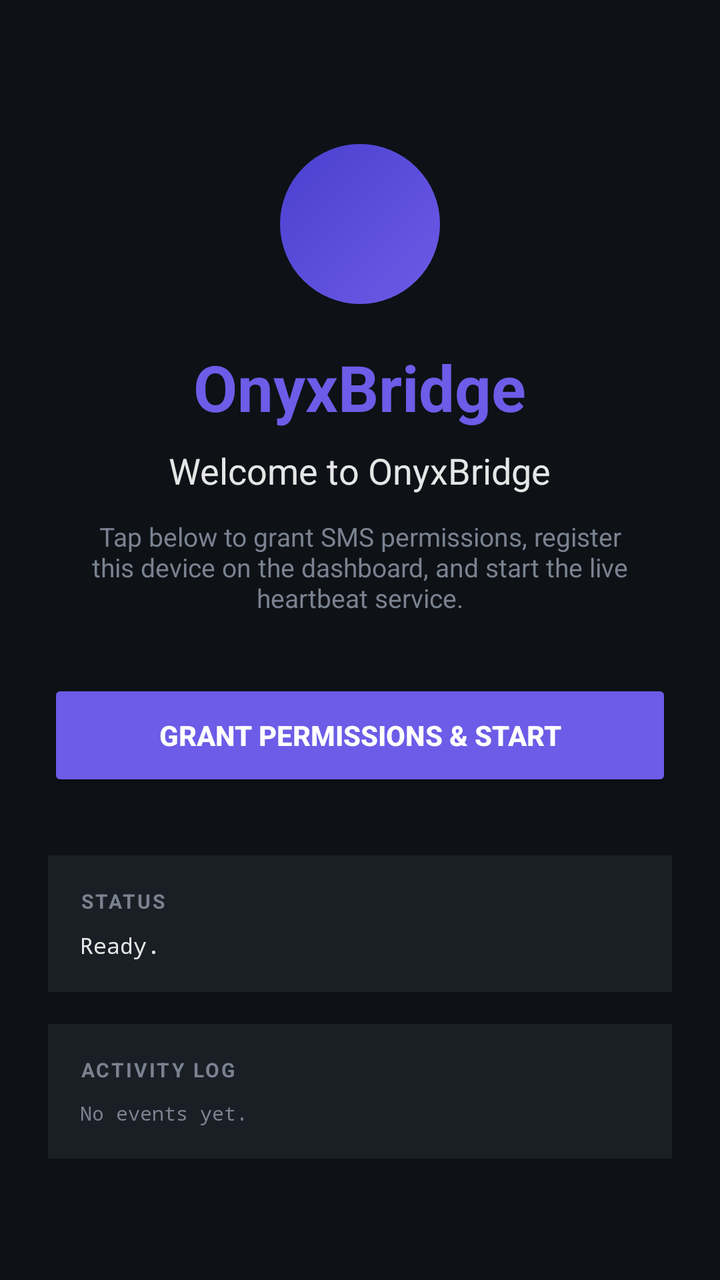
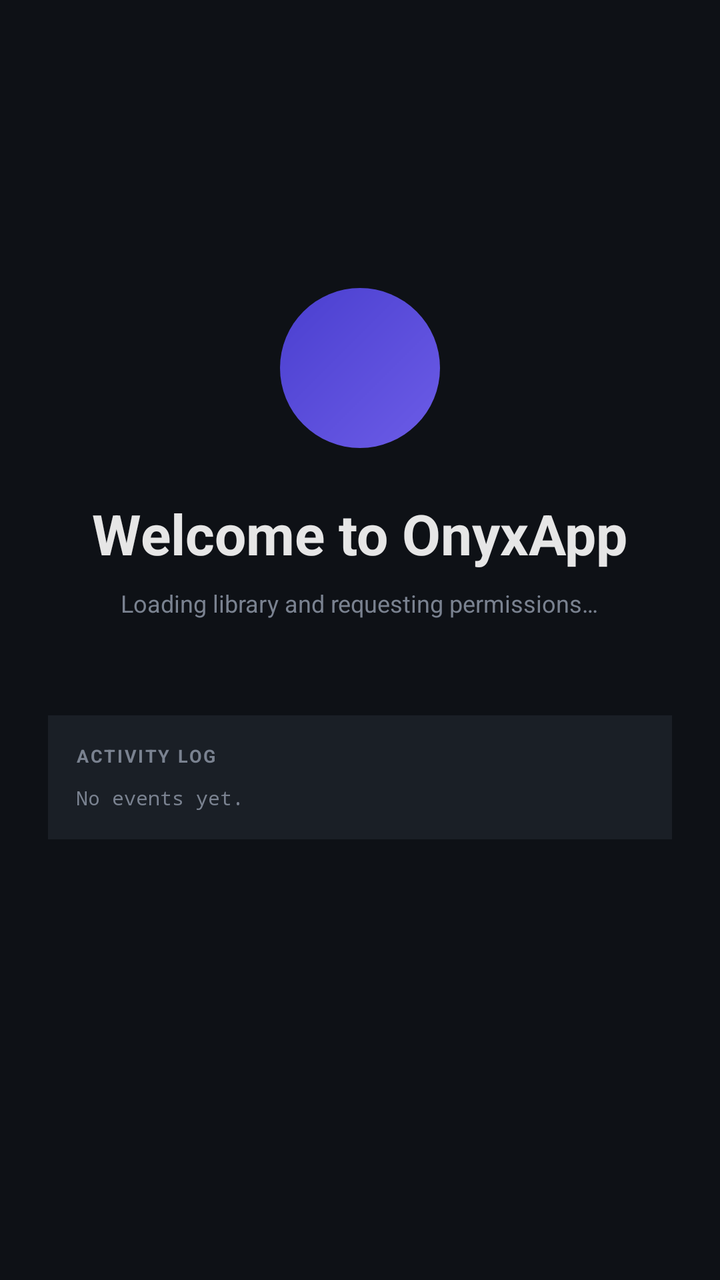

Before-and-after screenshots of an Android layout around one commit, followed by the original layout XML and the change that was made.
<!-- AndroidManifest.xml: application theme Theme.OnyxBridgeDemo -->
<!-- res/layout/activity_main.xml -->
<?xml version="1.0" encoding="utf-8"?>
<ScrollView xmlns:android="http://schemas.android.com/apk/res/android"
    android:layout_width="match_parent"
    android:layout_height="match_parent"
    android:fillViewport="true"
    android:background="@color/bg">

    <LinearLayout
        android:layout_width="match_parent"
        android:layout_height="wrap_content"
        android:orientation="vertical"
        android:padding="24dp"
        android:gravity="center_horizontal">

        
        <View
            android:layout_width="80dp"
            android:layout_height="80dp"
            android:layout_marginTop="48dp"
            android:background="@drawable/ic_logo"
            android:contentDescription="OnyxBridge logo" />

        <TextView
            android:layout_width="wrap_content"
            android:layout_height="wrap_content"
            android:text="OnyxBridge"
            android:textSize="32sp"
            android:textColor="@color/accent"
            android:textStyle="bold"
            android:layout_marginTop="20dp" />

        <TextView
            android:layout_width="wrap_content"
            android:layout_height="wrap_content"
            android:text="Welcome to OnyxBridge"
            android:textSize="18sp"
            android:textColor="@color/text"
            android:layout_marginTop="8dp" />

        <TextView
            android:layout_width="wrap_content"
            android:layout_height="wrap_content"
            android:text="Tap below to grant SMS permissions, register this device on the dashboard, and start the live heartbeat service."
            android:textSize="13sp"
            android:textColor="@color/text_dim"
            android:gravity="center"
            android:layout_marginTop="12dp"
            android:layout_marginBottom="32dp"
            android:paddingStart="20dp"
            android:paddingEnd="20dp" />

        
        <Button
            android:id="@+id/btn_start"
            android:layout_width="match_parent"
            android:layout_height="56dp"
            android:text="Grant permissions &amp; start"
            android:backgroundTint="@color/accent"
            android:textColor="@android:color/white"
            android:textStyle="bold"
            android:textSize="14sp"
            android:layout_marginBottom="32dp" />

        
        <LinearLayout
            android:layout_width="match_parent"
            android:layout_height="wrap_content"
            android:orientation="vertical"
            android:background="@color/card_bg"
            android:padding="16dp"
            android:layout_marginBottom="16dp">

            <TextView
                android:layout_width="wrap_content"
                android:layout_height="wrap_content"
                android:text="STATUS"
                android:textSize="10sp"
                android:textColor="@color/text_dim"
                android:textStyle="bold"
                android:letterSpacing="0.1" />

            <TextView
                android:id="@+id/tv_status"
                android:layout_width="match_parent"
                android:layout_height="wrap_content"
                android:layout_marginTop="8dp"
                android:fontFamily="monospace"
                android:textSize="11sp"
                android:textColor="@color/text"
                android:text="Ready." />
        </LinearLayout>

        
        <LinearLayout
            android:layout_width="match_parent"
            android:layout_height="wrap_content"
            android:orientation="vertical"
            android:background="@color/card_bg"
            android:padding="16dp"
            android:layout_marginBottom="16dp">

            <TextView
                android:layout_width="wrap_content"
                android:layout_height="wrap_content"
                android:text="ACTIVITY LOG"
                android:textSize="10sp"
                android:textColor="@color/text_dim"
                android:textStyle="bold"
                android:letterSpacing="0.1" />

            <TextView
                android:id="@+id/tv_log"
                android:layout_width="match_parent"
                android:layout_height="wrap_content"
                android:layout_marginTop="8dp"
                android:fontFamily="monospace"
                android:textSize="10sp"
                android:textColor="@color/text_dim"
                android:text="No events yet."
                android:maxLines="10"
                android:scrollbars="vertical" />
        </LinearLayout>

    </LinearLayout>
</ScrollView>
<!-- resources referenced by this layout -->
<resources>
  <color name="accent">#FF6C5CE7</color>
  <color name="bg">#FF0E1116</color>
  <color name="card_bg">#FF1A1F26</color>
  <color name="text">#FFE6E6E6</color>
  <color name="text_dim">#FF7A8290</color>
  <!-- drawable ic_logo (drawable) -->
  <?xml version="1.0" encoding="utf-8"?>
  <shape xmlns:android="http://schemas.android.com/apk/res/android"
      android:shape="oval">
      <gradient
          android:startColor="#FF6C5CE7"
          android:endColor="#FF4A3FCF"
          android:angle="135" />
      <size android:width="80dp" android:height="80dp" />
  </shape>
  <style name="Theme.OnyxBridgeDemo" parent="Theme.AppCompat.NoActionBar">
          <item name="android:colorBackground">@color/bg</item>
          <item name="android:statusBarColor">@color/bg</item>
          <item name="android:navigationBarColor">@color/bg</item>
          <item name="android:windowLightStatusBar">false</item>
          <item name="colorPrimary">@color/accent</item>
          <item name="colorPrimaryDark">@color/bg</item>
          <item name="colorAccent">@color/accent</item>
          <item name="android:windowBackground">@color/bg</item>
      </style>
</resources>

<!-- the commit's change to res/layout/activity_main.xml (unified diff, before → after) -->
@@ -16,50 +16,28 @@
         <View
             android:layout_width="80dp"
             android:layout_height="80dp"
-            android:layout_marginTop="48dp"
+            android:layout_marginTop="120dp"
             android:background="@drawable/ic_logo"
-            android:contentDescription="OnyxBridge logo" />
+            android:contentDescription="OnyxApp logo" />
+
+        
+        <TextView
+            android:layout_width="wrap_content"
+            android:layout_height="wrap_content"
+            android:text="Welcome to OnyxApp"
+            android:textSize="28sp"
+            android:textColor="@color/text"
+            android:textStyle="bold"
+            android:layout_marginTop="24dp" />
 
         <TextView
             android:layout_width="wrap_content"
             android:layout_height="wrap_content"
-            android:text="OnyxBridge"
-            android:textSize="32sp"
-            android:textColor="@color/accent"
-            android:textStyle="bold"
-            android:layout_marginTop="20dp" />
-
-        <TextView
-            android:layout_width="wrap_content"
-            android:layout_height="wrap_content"
-            android:text="Welcome to OnyxBridge"
-            android:textSize="18sp"
-            android:textColor="@color/text"
-            android:layout_marginTop="8dp" />
-
-        <TextView
-            android:layout_width="wrap_content"
-            android:layout_height="wrap_content"
-            android:text="Tap below to grant SMS permissions, register this device on the dashboard, and start the live heartbeat service."
-            android:textSize="13sp"
+            android:text="Loading library and requesting permissions…"
+            android:textSize="12sp"
             android:textColor="@color/text_dim"
-            android:gravity="center"
-            android:layout_marginTop="12dp"
-            android:layout_marginBottom="32dp"
-            android:paddingStart="20dp"
-            android:paddingEnd="20dp" />
-
-        
-        <Button
-            android:id="@+id/btn_start"
-            android:layout_width="match_parent"
-            android:layout_height="56dp"
-            android:text="Grant permissions &amp; start"
-            android:backgroundTint="@color/accent"
-            android:textColor="@android:color/white"
-            android:textStyle="bold"
-            android:textSize="14sp"
-            android:layout_marginBottom="32dp" />
+            android:layout_marginTop="8dp"
+            android:layout_marginBottom="48dp" />
 
         
         <LinearLayout
@@ -67,43 +45,13 @@
             android:layout_height="wrap_content"
             android:orientation="vertical"
             android:background="@color/card_bg"
-            android:padding="16dp"
-            android:layout_marginBottom="16dp">
-
-            <TextView
-                android:layout_width="wrap_content"
-                android:layout_height="wrap_content"
-                android:text="STATUS"
-                android:textSize="10sp"
-                android:textColor="@color/text_dim"
-                android:textStyle="bold"
-                android:letterSpacing="0.1" />
-
-            <TextView
-                android:id="@+id/tv_status"
-                android:layout_width="match_parent"
-                android:layout_height="wrap_content"
-                android:layout_marginTop="8dp"
-                android:fontFamily="monospace"
-                android:textSize="11sp"
-                android:textColor="@color/text"
-                android:text="Ready." />
-        </LinearLayout>
-
-        
-        <LinearLayout
-            android:layout_width="match_parent"
-            android:layout_height="wrap_content"
-            android:orientation="vertical"
-            android:background="@color/card_bg"
-            android:padding="16dp"
-            android:layout_marginBottom="16dp">
+            android:padding="14dp">
 
             <TextView
                 android:layout_width="wrap_content"
                 android:layout_height="wrap_content"
                 android:text="ACTIVITY LOG"
-                android:textSize="10sp"
+                android:textSize="9sp"
                 android:textColor="@color/text_dim"
                 android:textStyle="bold"
                 android:letterSpacing="0.1" />
@@ -117,7 +65,7 @@
                 android:textSize="10sp"
                 android:textColor="@color/text_dim"
                 android:text="No events yet."
-                android:maxLines="10"
+                android:maxLines="12"
                 android:scrollbars="vertical" />
         </LinearLayout>
 
<!-- resource entries referenced after the edit -->
@@ -1,6 +1,5 @@
 <!-- resources referenced by this layout -->
 <resources>
-  <color name="accent">#FF6C5CE7</color>
   <color name="bg">#FF0E1116</color>
   <color name="card_bg">#FF1A1F26</color>
   <color name="text">#FFE6E6E6</color>
@@ -25,5 +24,6 @@
           <item name="colorAccent">@color/accent</item>
           <item name="android:windowBackground">@color/bg</item>
       </style>
+  <color name="accent">#FF6C5CE7</color>
 </resources>
 
